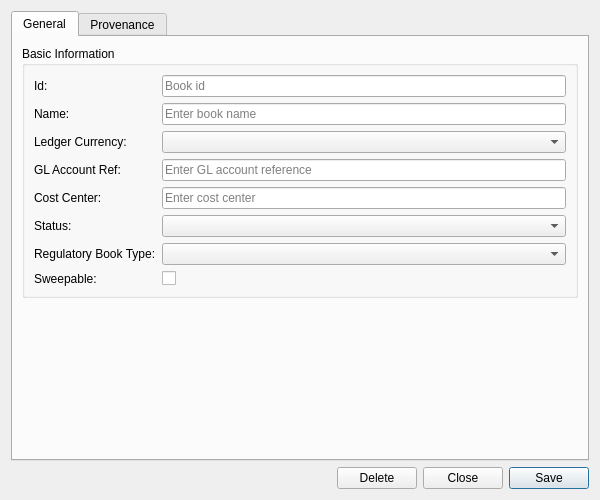
Before: the Qt Designer form projects/ores.qt/refdata/ui/BookDetailDialog.ui in OreStudio/OreStudio, drawn with Qt 5.
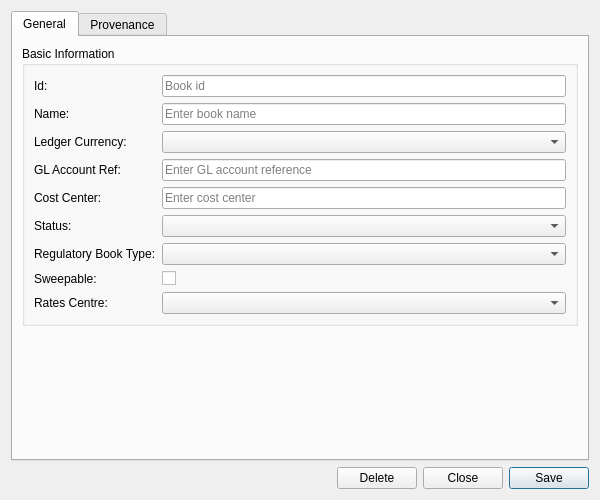
After: the same form once the commit is applied. Custom widgets are drawn as their Qt base class.

Commit message: [refdata,qt,sql,codegen,doc] Add rates_centre_code flag to book

Patch:
```diff
--- a/projects/ores.qt/refdata/ui/BookDetailDialog.ui
+++ b/projects/ores.qt/refdata/ui/BookDetailDialog.ui
@@ -153,6 +153,20 @@
             </property>
            </widget>
           </item>
+          <item row="8" column="0">
+           <widget class="QLabel" name="labelRatesCentreCode">
+            <property name="text">
+             <string>Rates Centre:</string>
+            </property>
+           </widget>
+          </item>
+          <item row="8" column="1">
+           <widget class="QComboBox" name="ratesCentreCodeCombo">
+            <property name="insertPolicy">
+             <enum>QComboBox::NoInsert</enum>
+            </property>
+           </widget>
+          </item>
          </layout>
         </widget>
        </item>
```
The commit also changes 28 other files.
